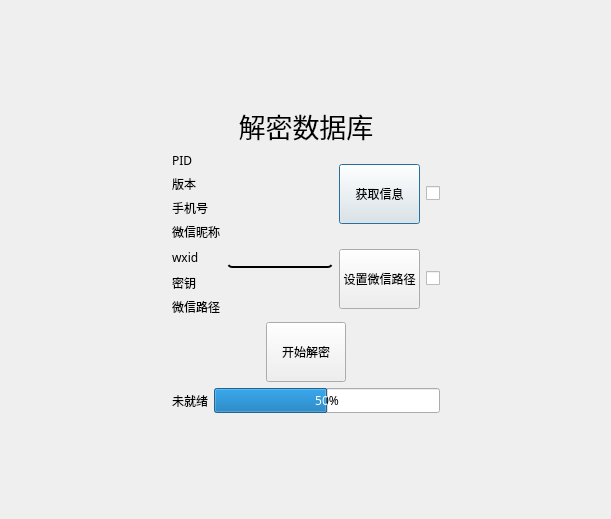
Old version of the form app/ui_pc/tool/pc_decrypt/decryptUi.ui in the repository LC044/WeChatMsg.
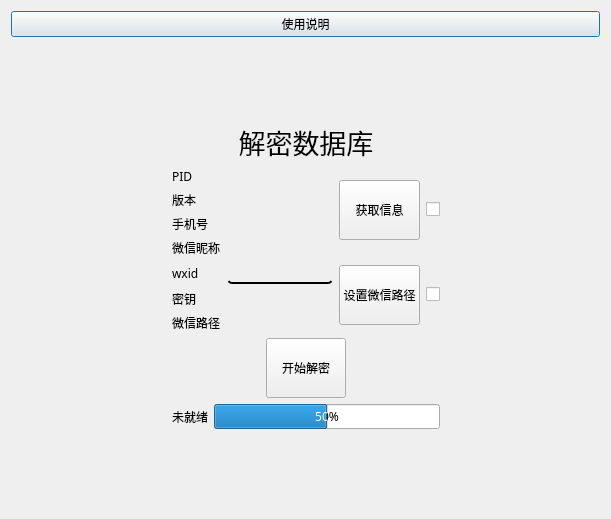
New version of the form.

```diff
--- a/app/ui_pc/tool/pc_decrypt/decryptUi.ui
+++ b/app/ui_pc/tool/pc_decrypt/decryptUi.ui
@@ -24,6 +24,13 @@
         <layout class="QHBoxLayout" name="horizontalLayout_4">
             <item>
                 <layout class="QVBoxLayout" name="verticalLayout_2">
+                    <item>
+                        <widget class="QPushButton" name="btn_help">
+                            <property name="text">
+                                <string>使用说明</string>
+                            </property>
+                        </widget>
+                    </item>
                     <item>
                         <spacer name="verticalSpacer">
                             <property name="orientation">
```
